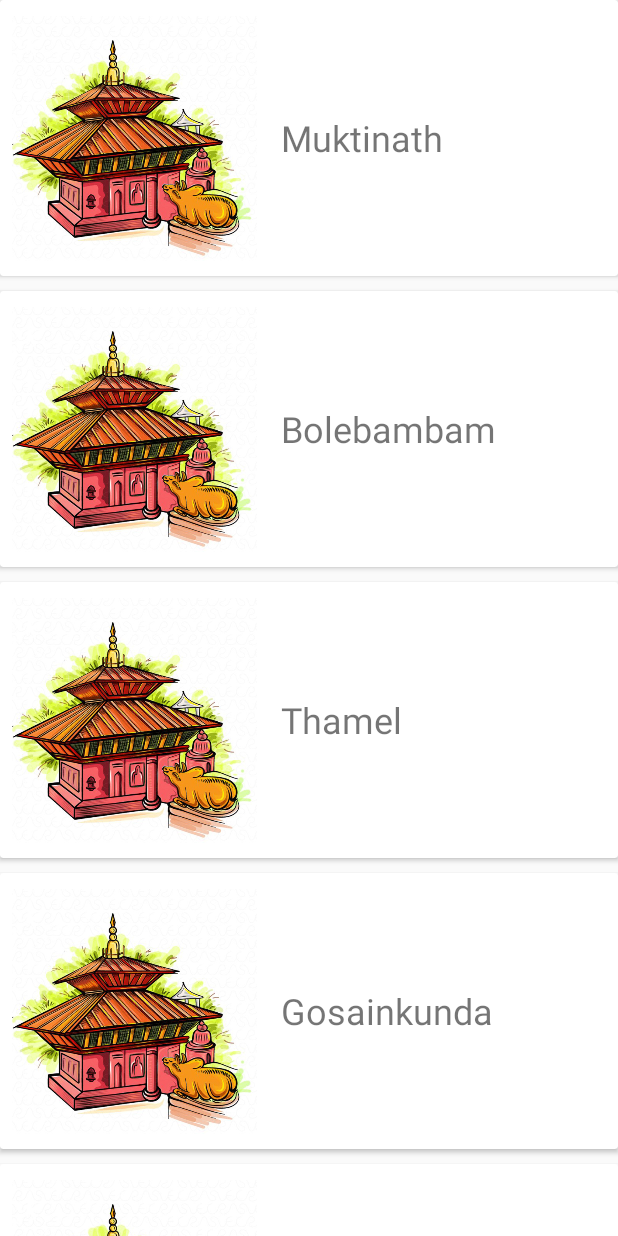
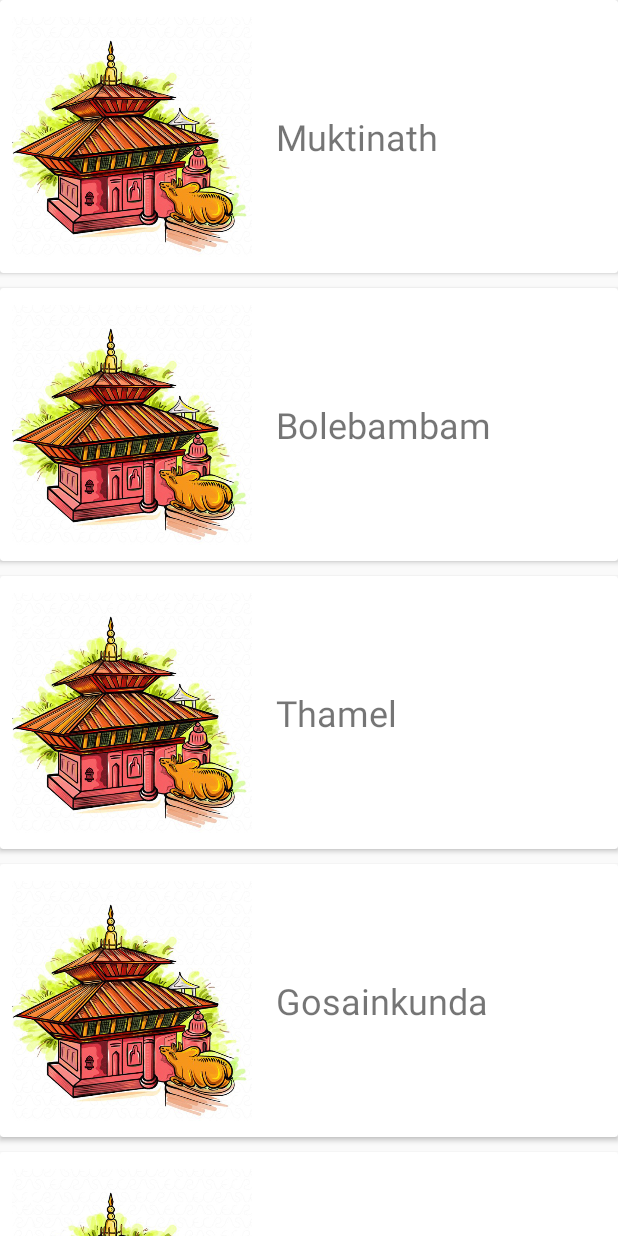
Before and after one commit to Nugasnakarmi/TouristNepalApp, an Android app: the History screen opened directly, with no data from a screen before it, on a phone screen of 412 x 824 dp. Run offline under Robolectric (Android 15) with nearby library versions, the phone set to English and light mode, and no system bars; 1 statement that could not run was skipped.

Commit message:
Some Minor Changes :)

```diff
--- a/app/src/main/res/layout/hist_item_layout.xml
+++ b/app/src/main/res/layout/hist_item_layout.xml
@@ -16,8 +16,8 @@
 
         <ImageView
             android:id="@+id/imgIcon"
-            android:layout_width="163dp"
-            android:layout_height="168dp"
+            android:layout_width="160dp"
+            android:layout_height="166dp"
             android:src="@drawable/pashupatinath" />
 
         <TextView
```
